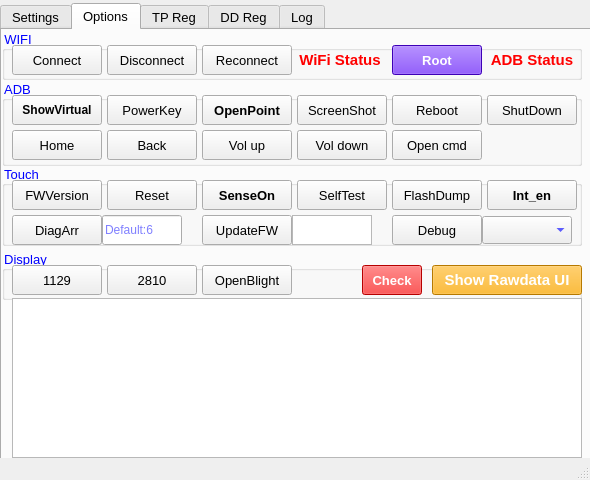
Above: uimonitor_init.ui from MorgenYang/newMonitor before the change. Below: the same form after it.
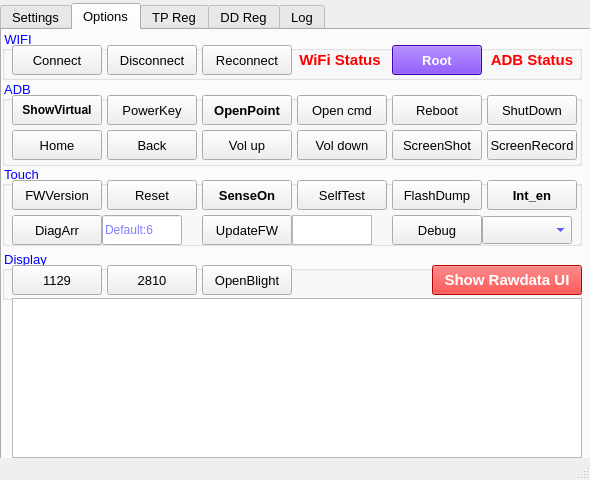
That is the form after the change. The open tabs and pages were chosen to show the change.

What changed in the file:
```diff
--- a/uimonitor_init.ui
+++ b/uimonitor_init.ui
@@ -1383,8 +1383,8 @@
          <widget class="QPushButton" name="screenShot">
           <property name="geometry">
            <rect>
-            <x>295</x>
-            <y>15</y>
+            <x>390</x>
+            <y>50</y>
             <width>90</width>
             <height>30</height>
            </rect>
@@ -1439,8 +1439,8 @@
          <widget class="QPushButton" name="opencmd">
           <property name="geometry">
            <rect>
-            <x>390</x>
-            <y>50</y>
+            <x>295</x>
+            <y>15</y>
             <width>90</width>
             <height>30</height>
            </rect>
@@ -1519,6 +1519,33 @@
            <string>ShutDown</string>
           </property>
          </widget>
+         <widget class="QPushButton" name="screenRecord">
+          <property name="geometry">
+           <rect>
+            <x>485</x>
+            <y>50</y>
+            <width>90</width>
+            <height>30</height>
+           </rect>
+          </property>
+          <property name="maximumSize">
+           <size>
+            <width>100</width>
+            <height>30</height>
+           </size>
+          </property>
+          <property name="font">
+           <font>
+            <pointsize>10</pointsize>
+           </font>
+          </property>
+          <property name="styleSheet">
+           <string notr="true">color: rgb(0, 0, 0);</string>
+          </property>
+          <property name="text">
+           <string>ScreenRecord</string>
+          </property>
+         </widget>
         </widget>
         <widget class="QGroupBox" name="touchGroupBox">
          <property name="geometry">
@@ -1966,46 +1993,10 @@
           </property>
           <property name="styleSheet">
            <string notr="true">color: rgb(255, 255, 255);
-background-color: rgb(255, 170, 0);</string>
-          </property>
-          <property name="text">
-           <string>Show Rawdata UI</string>
-          </property>
-         </widget>
-         <widget class="QPushButton" name="checkChannel">
-          <property name="geometry">
-           <rect>
-            <x>360</x>
-            <y>15</y>
-            <width>60</width>
-            <height>30</height>
-           </rect>
-          </property>
-          <property name="maximumSize">
-           <size>
-            <width>100</width>
-            <height>30</height>
-           </size>
-          </property>
-          <property name="font">
-           <font>
-            <pointsize>10</pointsize>
-            <weight>75</weight>
-            <bold>true</bold>
-           </font>
-          </property>
-          <property name="cursor">
-           <cursorShape>PointingHandCursor</cursorShape>
-          </property>
-          <property name="toolTip">
-           <string extracomment="aaa"/>
-          </property>
-          <property name="styleSheet">
-           <string notr="true">color: rgb(255, 255, 255);
 background-color: rgb(255, 0, 0);</string>
           </property>
           <property name="text">
-           <string>Check</string>
+           <string>Show Rawdata UI</string>
           </property>
          </widget>
         </widget>
```
Left out of the diff: 12 changed lines with no effect on the pictures.
